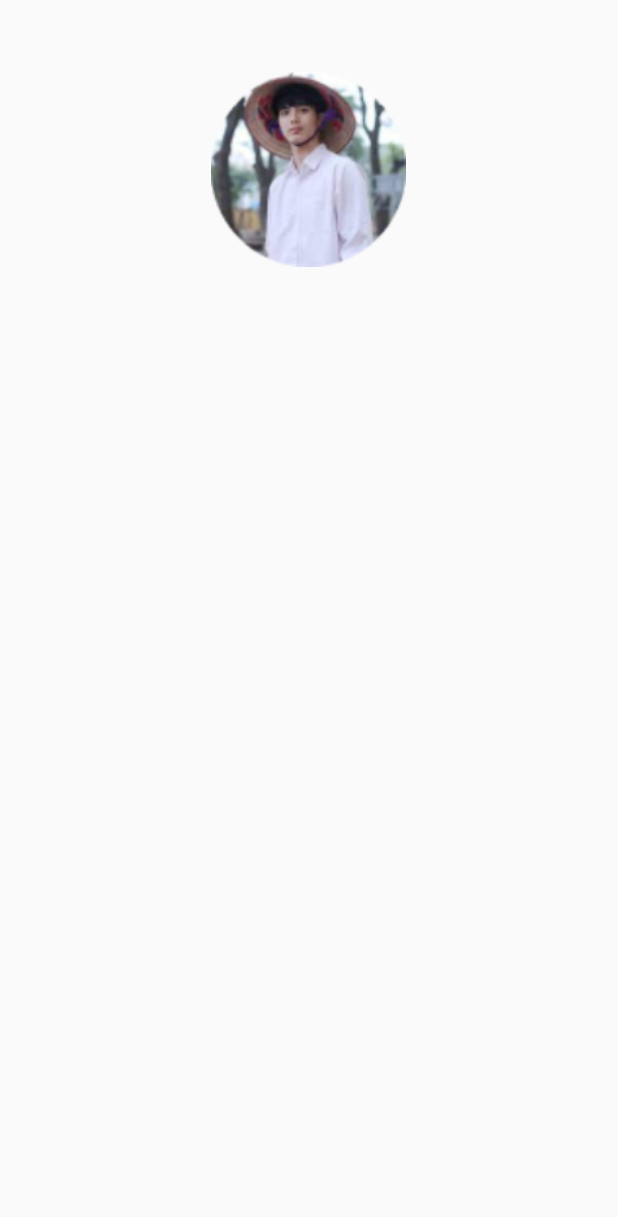
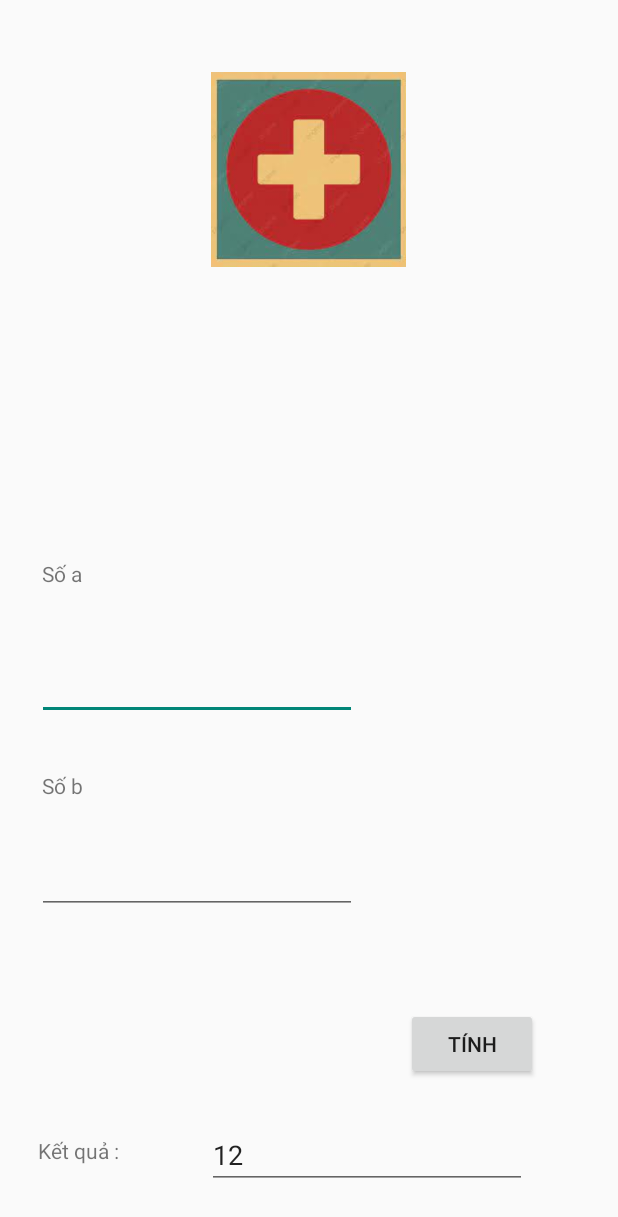
Before and after one commit to anhuynhduc/App_tonghop_giuaki, an Android app: the user_profile screen opened directly, with no data from a screen before it, on a phone screen of 412 x 824 dp. Shown: the top 1217 px of the screen. Run offline under Robolectric (Android 15) with nearby library versions, the phone set to English and light mode, and no system bars.

Commit message:
first commit

```diff
--- a/app/build.gradle
+++ b/app/build.gradle
@@ -37,7 +37,6 @@ dependencies {
     implementation 'androidx.appcompat:appcompat:1.5.1'
     implementation 'com.google.android.material:material:1.6.1'
     implementation 'androidx.constraintlayout:constraintlayout:2.1.4'
-    implementation 'com.google.android.material:material:1.6.1'
     testImplementation 'junit:junit:4.13.2'
     androidTestImplementation 'androidx.test.ext:junit:1.1.3'
     androidTestImplementation 'androidx.test.espresso:espresso-core:3.4.0'
--- a/app/src/main/AndroidManifest.xml
+++ b/app/src/main/AndroidManifest.xml
@@ -23,13 +23,13 @@
             android:name=".Profile"
             android:exported="false" />
         <activity
-            android:name=".list_view"
+            android:name=".MainActivity"
             android:exported="false" />
         <activity
             android:name=".user_profile"
             android:exported="false" />
         <activity
-            android:name=".Login"
+            android:name=".list_view"
             android:exported="true">
             <intent-filter>
                 <action android:name="android.intent.action.MAIN" />
--- a/app/src/main/java/com/example/firstproject/list_view.java
+++ b/app/src/main/java/com/example/firstproject/list_view.java
@@ -26,15 +26,9 @@ public class list_view extends AppCompatActivity {
 
     ListView listView;
 
-    String arrname[] = {"Huỳnh Đức An", "Lee Sun Bum", "Huỳnh Ngọc Đạt", "Kimberley Anne ", "Lý Á Phương", "Võ Kim Yến", "Hoàng Thị Mỹ Lệ", "Nguyễn Hoàng Linh"};
+    String arrname[] = {"Phép cộng", "Phép trừ", "Phép nhân", "Phép chia ", "Phép logarit", "Phép căn"};
 
-    String arrstragename[] = {"LinDo", "Jonh", "Limax", "Jayce", "Linly", "Halley","Sofia", "Barker"};
-
-    String arrnation[] = {"Việt Nam", "Hàn Quốc", "Việt Nam", "Thái Lan", "Việt Nam", "Trung Quốc","Việt Nam", "Việt Nam"};
-
-
-
-    int arrimage[] = {R.drawable.user1, R.drawable.user2, R.drawable.user3, R.drawable.user4, R.drawable.user5, R.drawable.user6, R.drawable.user7, R.drawable.user8};
+    int arrimage[] = {R.drawable.cong, R.drawable.tru, R.drawable.nhan, R.drawable.chia, R.drawable.lagarit, R.drawable.can};
 
 
     @Override
@@ -43,7 +37,7 @@ public class list_view extends AppCompatActivity {
         setContentView(R.layout.activity_list_view);
 
         listView = findViewById(R.id.listview);
-        myadapter adapter = new myadapter(this, arrname, arrstragename,arrnation, arrimage);
+        myadapter adapter = new myadapter(this, arrname, arrimage);
         listView.setAdapter(adapter);
 
         listView.setOnItemClickListener(new AdapterView.OnItemClickListener() {
@@ -52,8 +46,6 @@ public class list_view extends AppCompatActivity {
 
                 Intent intent=new Intent(list_view.this,user_profile.class);
                 intent.putExtra("name",arrname[position]);
-                intent.putExtra("stragename",arrstragename[position]);
-                intent.putExtra("nation",arrnation[position]);
                 intent.putExtra("image",arrimage[position]);
                 startActivity(intent);
 
@@ -94,12 +86,10 @@ public class list_view extends AppCompatActivity {
         String rnation[];
         int rimg[];
 
-        public myadapter( Context context, String[] rname, String[] rnation,String[] rstragename, int[] rimg) {
+        public myadapter( Context context, String[] rname,  int[] rimg) {
             super(context,R.layout.row,R.id.imageView,rname);
 
             this.rname = rname;
-            this.rnation = rnation;
-            this.rstragename = rstragename;
             this.rimg = rimg;
         }
 
@@ -112,12 +102,8 @@ public class list_view extends AppCompatActivity {
 
             ImageView img=view.findViewById(R.id.imageView);
             TextView username=view.findViewById(R.id.name);
-            TextView userstragename=view.findViewById(R.id.stagename);
-            TextView usernation=view.findViewById(R.id.nation);
 
             username.setText(rname[position]);
-            userstragename.setText(rstragename[position]);
-            usernation.setText(rnation[position]);
             img.setImageResource(rimg[position]);
 
             return view;
--- a/app/src/main/java/com/example/firstproject/user_profile.java
+++ b/app/src/main/java/com/example/firstproject/user_profile.java
@@ -11,7 +11,7 @@ import android.widget.ImageView;
 public class user_profile extends AppCompatActivity {
 
    ImageView img;
-    TextView name , stragename, nation;
+    TextView name;
     @Override
     protected void onCreate(Bundle savedInstanceState) {
         super.onCreate(savedInstanceState);
@@ -19,18 +19,12 @@ public class user_profile extends AppCompatActivity {
 
         img=findViewById(R.id.profileimage);
         name=findViewById(R.id.username);
-        stragename=findViewById(R.id.profilestragename);
-        nation=findViewById(R.id.profilenation);
         Intent intent=this.getIntent();
 
         String username=intent.getStringExtra("name");
-        String userstragename=intent.getStringExtra("stragename");
-        String usernation=intent.getStringExtra("nation");
-        int imageid=intent.getIntExtra("image",R.drawable.user2);
+        int imageid=intent.getIntExtra("image",R.drawable.cong);
 
         name.setText(username);
-        stragename.setText(userstragename);
-        nation.setText(usernation);
         img.setImageResource(imageid);
 
 
--- a/app/src/main/res/layout/activity_profile.xml
+++ b/app/src/main/res/layout/activity_profile.xml
@@ -293,18 +293,18 @@
             app:menu="@menu/bottom_nav_menu" />
 
     </LinearLayout>
+
     <com.google.android.material.bottomnavigation.BottomNavigationView
         android:id="@+id/bottom_navigator"
         android:layout_width="409dp"
         android:layout_height="56dp"
 
+        android:layout_marginTop="720dp"
+        android:background="@color/white"
         app:layout_constraintBottom_toBottomOf="parent"
         app:layout_constraintEnd_toEndOf="parent"
         app:layout_constraintStart_toStartOf="parent"
         app:layout_constraintTop_toTopOf="parent"
         app:layout_constraintVertical_bias="1.0"
-        android:background="@color/white"
-        app:menu="@menu/bottom_nav_menu"
-        android:layout_marginTop="720dp"
-        />
+        app:menu="@menu/bottom_nav_menu" />
 </RelativeLayout>
--- a/app/src/main/res/layout/activity_user_profile.xml
+++ b/app/src/main/res/layout/activity_user_profile.xml
@@ -13,7 +13,7 @@ android:layout_height="match_parent"
         android:layout_centerHorizontal="true"
         android:layout_marginTop="48dp"
         android:scaleType="centerCrop"
-        android:src="@drawable/user5"
+        android:src="@drawable/cong"
         app:layout_constraintEnd_toEndOf="parent"
         app:layout_constraintHorizontal_bias="0.498"
         app:layout_constraintStart_toStartOf="parent"
@@ -38,32 +38,95 @@ android:layout_height="match_parent"
         app:layout_constraintTop_toTopOf="parent"
         app:layout_constraintVertical_bias="0.305" />
 
-    <TextView
-        android:id="@+id/profilestragename"
-        android:layout_width="335dp"
-        android:layout_height="45dp"
-        android:text="None"
-        android:textAlignment="center"
-        android:textColor="@color/black"
-        android:textSize="30dp"
+    <EditText
+        android:id="@+id/editTextTextPersonName"
+        android:layout_width="wrap_content"
+        android:layout_height="wrap_content"
+        android:ems="10"
+        android:inputType="textPersonName"
+        android:text=""
         app:layout_constraintBottom_toBottomOf="parent"
         app:layout_constraintEnd_toEndOf="parent"
+        app:layout_constraintHorizontal_bias="0.124"
         app:layout_constraintStart_toStartOf="parent"
         app:layout_constraintTop_toTopOf="parent"
-        app:layout_constraintVertical_bias="0.399" />
+        app:layout_constraintVertical_bias="0.558" />
+
+    <EditText
+        android:id="@+id/editTextTextPersonName2"
+        android:layout_width="wrap_content"
+        android:layout_height="wrap_content"
+        android:ems="10"
+        android:inputType="textPersonName"
+        android:text=""
+        app:layout_constraintBottom_toBottomOf="parent"
+        app:layout_constraintEnd_toEndOf="parent"
+        app:layout_constraintHorizontal_bias="0.124"
+        app:layout_constraintStart_toStartOf="parent"
+        app:layout_constraintTop_toTopOf="parent"
+        app:layout_constraintVertical_bias="0.724" />
 
     <TextView
-        android:id="@+id/profilenation"
-        android:layout_width="335dp"
-        android:layout_height="45dp"
-        android:text="None"
-        android:textAlignment="center"
-        android:textColor="@color/black"
-        android:textSize="30dp"
+        android:id="@+id/textView7"
+        android:layout_width="wrap_content"
+        android:layout_height="wrap_content"
+        android:text="Số a"
         app:layout_constraintBottom_toBottomOf="parent"
         app:layout_constraintEnd_toEndOf="parent"
+        app:layout_constraintHorizontal_bias="0.073"
         app:layout_constraintStart_toStartOf="parent"
         app:layout_constraintTop_toTopOf="parent"
-        app:layout_constraintVertical_bias="0.52" />
+        app:layout_constraintVertical_bias="0.463" />
+
+    <TextView
+        android:id="@+id/textView8"
+        android:layout_width="wrap_content"
+        android:layout_height="wrap_content"
+        android:text="Số b"
+        app:layout_constraintBottom_toBottomOf="parent"
+        app:layout_constraintEnd_toEndOf="parent"
+        app:layout_constraintHorizontal_bias="0.073"
+        app:layout_constraintStart_toStartOf="parent"
+        app:layout_constraintTop_toTopOf="parent"
+        app:layout_constraintVertical_bias="0.639" />
+
+    <Button
+        android:id="@+id/button"
+        android:layout_width="wrap_content"
+        android:layout_height="wrap_content"
+        android:text="Tính"
+        app:layout_constraintBottom_toBottomOf="parent"
+        app:layout_constraintEnd_toEndOf="parent"
+        app:layout_constraintHorizontal_bias="0.835"
+        app:layout_constraintStart_toStartOf="parent"
+        app:layout_constraintTop_toTopOf="parent"
+        app:layout_constraintVertical_bias="0.866" />
+
+    <TextView
+        android:id="@+id/textView9"
+        android:layout_width="wrap_content"
+        android:layout_height="wrap_content"
+        android:text="Kết quả :"
+        app:layout_constraintBottom_toBottomOf="parent"
+        app:layout_constraintEnd_toEndOf="parent"
+        app:layout_constraintHorizontal_bias="0.07"
+        app:layout_constraintStart_toStartOf="parent"
+        app:layout_constraintTop_toTopOf="parent"
+        app:layout_constraintVertical_bias="0.941" />
+
+    <EditText
+        android:id="@+id/editTextTextPersonName7"
+        android:layout_width="wrap_content"
+        android:layout_height="wrap_content"
+        android:ems="10"
+        android:inputType="textPersonName"
+        android:text="12"
+        app:layout_constraintBottom_toBottomOf="parent"
+        app:layout_constraintEnd_toEndOf="parent"
+        app:layout_constraintHorizontal_bias="0.696"
+        app:layout_constraintStart_toStartOf="parent"
+        app:layout_constraintTop_toTopOf="parent"
+        app:layout_constraintVertical_bias="0.96" />
+
 
 </androidx.constraintlayout.widget.ConstraintLayout>
```
Also changed, not shown: app/src/main/res/drawable/can.jpg (added), app/src/main/res/drawable/chia.jpg (added), app/src/main/res/drawable/cong.jpg (added), app/src/main/res/drawable/lagarit.png (added), app/src/main/res/drawable/nhan.jpg (added), app/src/main/res/drawable/tru.png (added).
